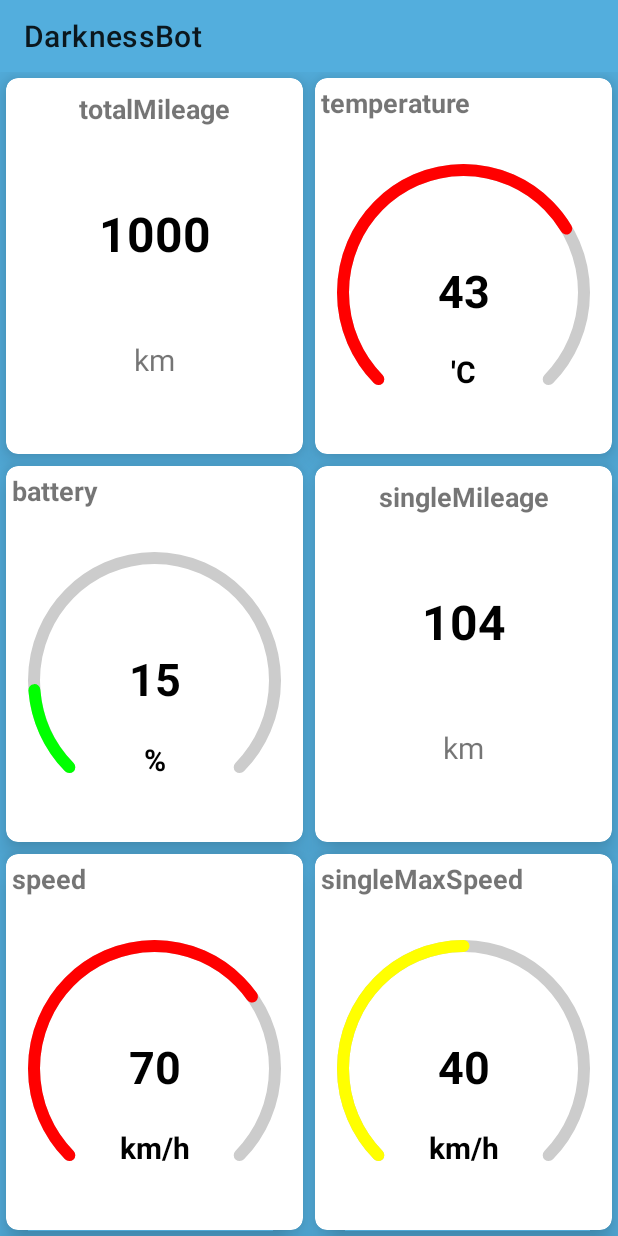
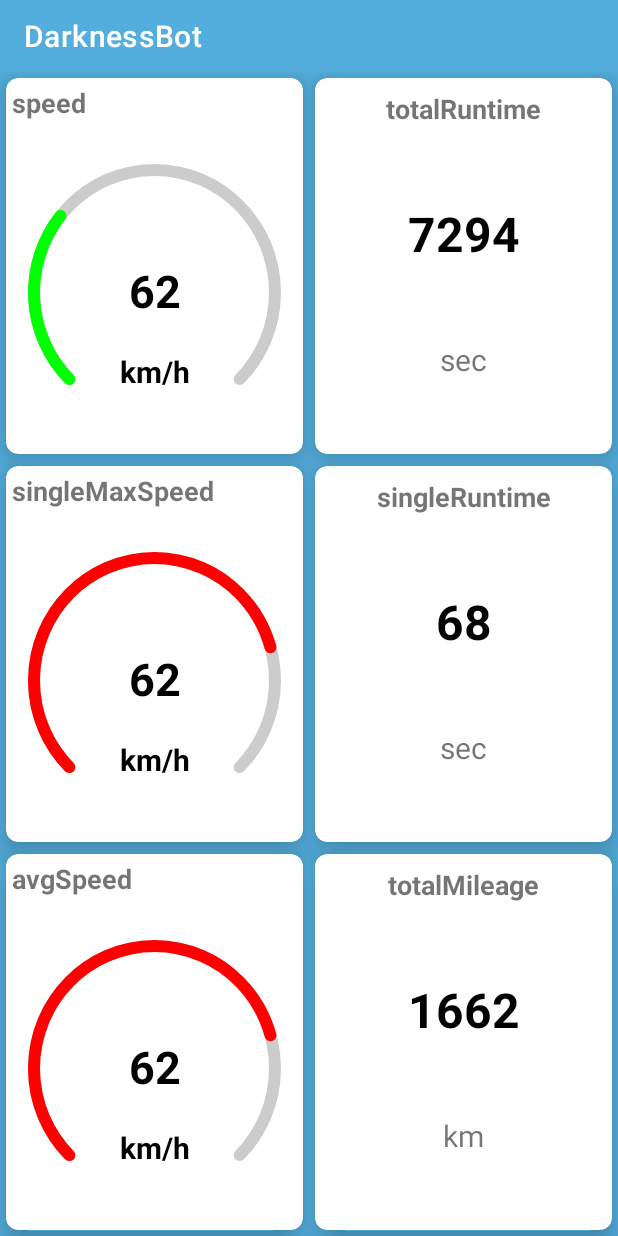
Before and after one commit to cyberfox21/DarknessBot, an Android app: the screen it shows after launch (MainActivity), after a tap on "DEMO", on a phone screen of 412 x 824 dp. Run offline under Robolectric (Android 15) with nearby library versions, the phone set to English and light mode, and no system bars; our stand-ins replace RxJava.

Commit message:
DemoAdapter is working.

```diff
--- /dev/null
+++ b/app/src/main/java/www/androiddarknessbot/dashboard/data/DemoAdapter.kt
@@ -0,0 +1,84 @@
+package www.androiddarknessbot.dashboard.data
+
+import android.util.Log
+import androidx.lifecycle.LiveData
+import androidx.lifecycle.MutableLiveData
+import www.androiddarknessbot.dashboard.domain.CharacteristicType
+import www.androiddarknessbot.dashboard.domain.adapter.BaseAdapter
+import www.androiddarknessbot.dashboard.domain.entity.Characteristic
+import java.util.*
+
+class DemoAdapter : BaseAdapter() {
+
+    private var _characteristicList = MutableLiveData<List<Characteristic>>()
+    private var list: List<Characteristic> = listOf(
+        Characteristic("speed", 56, 200, "km/h", CharacteristicType.Speed),
+        Characteristic("singleMaxSpeed", 40, 80, "km/h", CharacteristicType.SingleMaxSpeed),
+        Characteristic("avgSpeed", 40, 80, "km/h", CharacteristicType.AvgSpeed),
+        Characteristic("totalRuntime", 40, 44584, "sec", CharacteristicType.TotalRuntime),
+        Characteristic("singleRuntime", 40, 454, "sec", CharacteristicType.SingleRuntime),
+        Characteristic("totalMileage", 1000, 2000, "km", CharacteristicType.TotalMileage),
+        Characteristic("singleMileage", 104, 2000, "km", CharacteristicType.SingleMileage),
+        Characteristic("temperature", 43, 60, "'C", CharacteristicType.Temperature),
+        Characteristic("battery", 15, 100, "%", CharacteristicType.Battery),
+        Characteristic("remainingMileage", 15, 100, "km", CharacteristicType.RemainingMileage),
+        Characteristic("power", 15, 100, "watt", CharacteristicType.Power),
+        Characteristic("current", 15, 100, "watt", CharacteristicType.Current),
+        Characteristic("voltage", 15, 100, "V", CharacteristicType.Voltage),
+        Characteristic("pitch", 15, 100, "%", CharacteristicType.Pitch),
+        Characteristic("roll", 15, 100, "%", CharacteristicType.Roll),
+        Characteristic("energy", 15, 100, "%", CharacteristicType.Energy),
+        Characteristic("compass", 15, 100, "", CharacteristicType.Compass),
+        Characteristic("weather", 15, 100, "", CharacteristicType.Weather),
+        Characteristic("beep", 15, 100, "", CharacteristicType.Beep),
+        Characteristic("torch", 15, 100, "", CharacteristicType.Torch),
+        Characteristic("strobe", 15, 100, "", CharacteristicType.Strobe),
+        Characteristic("lights", 15, 100, "", CharacteristicType.Lights),
+        Characteristic("lock", 15, 100, "", CharacteristicType.Lock),
+        Characteristic("turnoff", 15, 100, "", CharacteristicType.TurnOff)
+    )
+
+    private val timer = Timer()
+
+    init {
+        _characteristicList.value = list
+    }
+
+    private fun update() {
+        val random = (0..Int.MAX_VALUE).random()
+        Log.d("DemoAdapter", "timer update random $random")
+        list.forEach { characteristic ->
+            characteristic.value = (random % characteristic.maxValue)
+        }
+        updateLD()
+    }
+
+    override fun getCharacteristics(): LiveData<List<Characteristic>> {
+        startTimer()
+        return _characteristicList
+    }
+
+    private fun updateLD() = _characteristicList.postValue(list)
+
+    private fun startTimer() {
+        val task = object : TimerTask() {
+            override fun run() {
+                update()
+            }
+
+        }
+        timer.scheduleAtFixedRate(task, UPDATE_REQUEST_DELAY, UPDATE_REQUEST_PERIOD)
+        Log.d("DemoAdapter", "timer.start()")
+    }
+
+    fun stopTimer() {
+        timer.cancel()
+        Log.d("DemoAdapter", "timer.cancel()")
+    }
+
+    companion object {
+        const val UPDATE_REQUEST_DELAY = 200.toLong()
+        const val UPDATE_REQUEST_PERIOD = 1000.toLong()
+    }
+
+}
--- a/app/src/main/java/www/androiddarknessbot/dashboard/data/TestAdapter.kt
+++ b/app/src/main/java/www/androiddarknessbot/dashboard/data/TestAdapter.kt
@@ -1,5 +1,7 @@
 package www.androiddarknessbot.dashboard.data
 
+import androidx.lifecycle.LiveData
+import androidx.lifecycle.MutableLiveData
 import www.androiddarknessbot.dashboard.domain.CharacteristicType
 import www.androiddarknessbot.dashboard.domain.adapter.BaseAdapter
 import www.androiddarknessbot.dashboard.domain.entity.Characteristic
@@ -41,7 +43,9 @@ class TestAdapter : BaseAdapter() {
 //        }
 //    }
 
-    override fun getCharacteristics(): List<Characteristic> = listOf(
+    override fun getCharacteristics(): LiveData<List<Characteristic>> {
+
+        val list = listOf(
             Characteristic("totalMileage", 1000, 2000, "km", CharacteristicType.TotalMileage),
             Characteristic("battery", 15, 100, "%", CharacteristicType.Battery),
             Characteristic("speed", 70, 100, "km/h", CharacteristicType.Speed),
@@ -52,4 +56,7 @@ class TestAdapter : BaseAdapter() {
             Characteristic("speed", 56, 200, "km/h", CharacteristicType.Speed),
         )
 
+        return MutableLiveData<List<Characteristic>>().apply { value = list }
     }
+
+}
--- a/app/src/main/java/www/androiddarknessbot/dashboard/domain/CharacteristicType.kt
+++ b/app/src/main/java/www/androiddarknessbot/dashboard/domain/CharacteristicType.kt
@@ -3,27 +3,27 @@ package www.androiddarknessbot.dashboard.domain
 enum class CharacteristicType {
     Speed,
     SingleMaxSpeed,
-//    avgSpeed,
-//    totalRuntime,
-//    singleRuntime,
+    AvgSpeed,
+    TotalRuntime,
+    SingleRuntime,
     TotalMileage,
     SingleMileage,
     Temperature,
     Battery,
-//    remainingMileage,
-//    power,
-//    current,
-//    voltage,
-//    pitch,
-//    roll,
-//    energy,
+    RemainingMileage,
+    Power,
+    Current,
+    Voltage,
+    Pitch,
+    Roll,
+    Energy,
     Compass,
     Weather,
     Beep,
     Torch,
-//    strobe,
+    Strobe,
     Lights,
     Lock,
     TurnOff,
-//    unknown
+    Unknown
 }
--- a/app/src/main/java/www/androiddarknessbot/dashboard/domain/adapter/BaseAdapter.kt
+++ b/app/src/main/java/www/androiddarknessbot/dashboard/domain/adapter/BaseAdapter.kt
@@ -1,7 +1,8 @@
 package www.androiddarknessbot.dashboard.domain.adapter
 
+import androidx.lifecycle.LiveData
 import www.androiddarknessbot.dashboard.domain.entity.Characteristic
 
 abstract class BaseAdapter {
-    abstract fun getCharacteristics(): List<Characteristic>
+    abstract fun getCharacteristics(): LiveData<List<Characteristic>>
 }
--- a/app/src/main/java/www/androiddarknessbot/dashboard/domain/entity/Characteristic.kt
+++ b/app/src/main/java/www/androiddarknessbot/dashboard/domain/entity/Characteristic.kt
@@ -4,7 +4,7 @@ import www.androiddarknessbot.dashboard.domain.CharacteristicType
 
 data class Characteristic(
     val title: String,
-    val value: Int,
+    var value: Int,
     val maxValue: Int,
     val dimension: String,
     val type: CharacteristicType
--- a/app/src/main/java/www/androiddarknessbot/dashboard/domain/usecase/GetCharacteristicsUseCase.kt
+++ b/app/src/main/java/www/androiddarknessbot/dashboard/domain/usecase/GetCharacteristicsUseCase.kt
@@ -1,8 +1,9 @@
 package www.androiddarknessbot.dashboard.domain.usecase
 
+import androidx.lifecycle.LiveData
 import www.androiddarknessbot.dashboard.domain.adapter.BaseAdapter
 import www.androiddarknessbot.dashboard.domain.entity.Characteristic
 
 class GetCharacteristicsUseCase(private val adapter: BaseAdapter) {
-    operator fun invoke(): List<Characteristic> = adapter.getCharacteristics()
+    operator fun invoke(): LiveData<List<Characteristic>> = adapter.getCharacteristics()
 }
--- a/app/src/main/java/www/androiddarknessbot/dashboard/presentation/CharacteristicMapper.kt
+++ b/app/src/main/java/www/androiddarknessbot/dashboard/presentation/CharacteristicMapper.kt
@@ -14,34 +14,40 @@ class CharacteristicMapper {
         characteristics.map { mapToDelegateItem(it) }
 
     private fun mapToDelegateItem(characteristic: Characteristic): DelegateItem {
-        val type = when (characteristic.type) {
+        val type =
+            when (characteristic.type) {
+
                 CharacteristicType.Speed,
                 CharacteristicType.SingleMaxSpeed,
+                CharacteristicType.AvgSpeed,
                 CharacteristicType.Temperature,
-            CharacteristicType.Battery -> DashboardItemType.PROGRESS
-//        CharacteristicType.avgSpeed -> TODO()
-//        CharacteristicType.totalRuntime -> TODO()
-//        CharacteristicType.singleRuntime -> TODO()
+                CharacteristicType.Battery,
+                CharacteristicType.Power,
+                CharacteristicType.Current,
+                CharacteristicType.Voltage -> DashboardItemType.PROGRESS
+
+                CharacteristicType.TotalRuntime,
+                CharacteristicType.SingleRuntime,
+                CharacteristicType.RemainingMileage,
                 CharacteristicType.TotalMileage,
                 CharacteristicType.SingleMileage -> DashboardItemType.TEXT
 
-//        CharacteristicType.remainingMileage -> TODO()
-//        CharacteristicType.power -> TODO()
-//        CharacteristicType.current -> TODO()
-//        CharacteristicType.voltage -> TODO()
-//        CharacteristicType.pitch -> TODO()
-//        CharacteristicType.roll -> TODO()
-//        CharacteristicType.energy -> TODO()
-            CharacteristicType.Compass -> DashboardItemType.IMAGE
-            CharacteristicType.Weather -> DashboardItemType.IMAGE
-            CharacteristicType.Beep -> DashboardItemType.IMAGE
-            CharacteristicType.Torch -> DashboardItemType.IMAGE
-//        CharacteristicType.strobe -> TODO()
-            CharacteristicType.Lights -> DashboardItemType.IMAGE
-            CharacteristicType.Lock -> DashboardItemType.IMAGE
+                CharacteristicType.Pitch,
+                CharacteristicType.Roll,
+                CharacteristicType.Energy,
+                CharacteristicType.Compass,
+                CharacteristicType.Weather,
+                CharacteristicType.Beep,
+                CharacteristicType.Torch,
+                CharacteristicType.Strobe,
+                CharacteristicType.Lights,
+                CharacteristicType.Lock,
                 CharacteristicType.TurnOff -> DashboardItemType.IMAGE
-//        CharacteristicType.unknown -> TODO()
+
+                CharacteristicType.Unknown ->
+                    throw RuntimeException("Unknown characteristic type ${characteristic.type}")
             }
+
         return when (type) {
             DashboardItemType.PROGRESS -> createProgressItem(characteristic)
             DashboardItemType.IMAGE -> createImageItem(characteristic)
@@ -52,8 +58,6 @@ class CharacteristicMapper {
     private fun createProgressItem(characteristic: Characteristic) = ProgressItem(
         id = 0,
         title = characteristic.title,
-        //progress = characteristic.value,
-        //progress = getProgress(characteristic.value, characteristic.maxValue),
         max = characteristic.maxValue,
         value = characteristic.value,
         dimension = characteristic.dimension
@@ -73,17 +77,6 @@ class CharacteristicMapper {
     )
 
     private fun getCharacteristicImageByType(type: CharacteristicType): Int = when (type) {
-        CharacteristicType.Lights -> R.drawable.bluetooth_low
-        else -> R.drawable.bluetooth_low
+        else -> R.drawable.ic_empty
     }
-
-//    private fun getProgress(value: Int, maxValue: Int): Int {
-//        val fraction = (value.toDouble() / maxValue)
-//        val result = (fraction * PERCENT).toInt()
-//        return result
-//    }
-//
-//    companion object {
-//        const val PERCENT = 100
-//    }
 }
--- a/app/src/main/java/www/androiddarknessbot/dashboard/presentation/DashboardFragment.kt
+++ b/app/src/main/java/www/androiddarknessbot/dashboard/presentation/DashboardFragment.kt
@@ -92,6 +92,9 @@ class DashboardFragment : Fragment() {
 
         viewModel.characteristicList.observe(viewLifecycleOwner) { rvAdapter.submitList(it) }
 
+        binding.rvDashboard.itemAnimator?.addDuration = 0
+        binding.rvDashboard.itemAnimator?.changeDuration = 0
+
         binding.rvDashboard.adapter = rvAdapter
         binding.rvDashboard.layoutManager = GridLayoutManager(
             activity?.applicationContext,
--- a/app/src/main/java/www/androiddarknessbot/dashboard/presentation/DashboardViewModel.kt
+++ b/app/src/main/java/www/androiddarknessbot/dashboard/presentation/DashboardViewModel.kt
@@ -1,17 +1,38 @@
 package www.androiddarknessbot.dashboard.presentation
 
+import android.util.Log
+import androidx.lifecycle.LiveData
+import androidx.lifecycle.MediatorLiveData
 import androidx.lifecycle.MutableLiveData
 import androidx.lifecycle.ViewModel
+import www.androiddarknessbot.dashboard.data.DemoAdapter
 import www.androiddarknessbot.dashboard.data.TestAdapter
+import www.androiddarknessbot.dashboard.domain.entity.Characteristic
 import www.androiddarknessbot.dashboard.domain.usecase.GetCharacteristicsUseCase
 import www.androiddarknessbot.dashboard.presentation.recycler.delegate.DelegateItem
 
 class DashboardViewModel : ViewModel() {
-    private var _characteristicList = MutableLiveData<List<DelegateItem>>()
-    val characteristicList get() = _characteristicList
+
+    private val demoAdapter = DemoAdapter()
+
+    private val mapper = CharacteristicMapper()
+
+    private var _characteristicList: LiveData<List<DelegateItem>> = MediatorLiveData<List<DelegateItem>>().apply{
+        addSource(GetCharacteristicsUseCase(demoAdapter).invoke()){ list ->
+            postValue(mapper.mapToDashboardItemType(list))
+            Log.d("DashboardViewModel", "update")
+        }
+    }
+           val characteristicList get() = _characteristicList
 
     fun callDemoAdapter() {
-        _characteristicList.value = CharacteristicMapper()
-            .mapToDashboardItemType(GetCharacteristicsUseCase(TestAdapter()).invoke())
+//        _characteristicList.value = CharacteristicMapper()
+//            .mapToDashboardItemType(GetCharacteristicsUseCase(TestAdapter()).invoke())
+
+    }
+
+    override fun onCleared() {
+        super.onCleared()
+        demoAdapter.stopTimer()
     }
 }
--- a/app/src/main/java/www/androiddarknessbot/dashboard/presentation/recycler/customview/CustomArcProgressbar.kt
+++ b/app/src/main/java/www/androiddarknessbot/dashboard/presentation/recycler/customview/CustomArcProgressbar.kt
@@ -26,7 +26,6 @@ class CustomArcProgressbar @kotlin.jvm.JvmOverloads constructor(
                 value > progressMax -> progressMax
                 else -> value
             }
-            invalidate()
         }
 
     private var _startAngle: Float = DEFAULT_START_ANGLE
@@ -109,9 +108,9 @@ class CustomArcProgressbar @kotlin.jvm.JvmOverloads constructor(
     }
 
     private fun getColorByAngle(arcFinishedAngle: Float): Int = when (arcFinishedAngle) {
-        in 0F..90F -> Color.GREEN
+        in 0F..91F -> Color.GREEN
         in 91F..180F -> Color.YELLOW
-        in 181F..270F -> Color.RED
+        in 180F..270F -> Color.RED
         else -> {
             println("angle $arcFinishedAngle")
             Color.BLACK
--- a/app/src/main/java/www/androiddarknessbot/dashboard/presentation/recycler/item/ProgressItem.kt
+++ b/app/src/main/java/www/androiddarknessbot/dashboard/presentation/recycler/item/ProgressItem.kt
@@ -11,7 +11,7 @@ data class ProgressItem(
     val dimension: String
 ) : DelegateItem {
 
-    override fun id() = id
+    override fun id() = title
 
     override fun content() = value
 }
--- a/app/src/main/java/www/androiddarknessbot/dashboard/presentation/recycler/item/TextItem.kt
+++ b/app/src/main/java/www/androiddarknessbot/dashboard/presentation/recycler/item/TextItem.kt
@@ -9,7 +9,7 @@ data class TextItem(
     val dimension: String
 ) : DelegateItem {
 
-    override fun id() = id
+    override fun id() = title
 
     override fun content() = value
 }
--- a/app/src/main/res/layout/fragment_dashboard.xml
+++ b/app/src/main/res/layout/fragment_dashboard.xml
@@ -12,7 +12,8 @@
         app:layout_constraintEnd_toEndOf="parent"
         app:layout_constraintStart_toStartOf="parent"
         app:layout_constraintTop_toTopOf="parent"
-        app:title="@string/app_name" />
+        app:title="@string/app_name"
+        app:titleTextColor="@color/colorWhite" />
 
     <androidx.recyclerview.widget.RecyclerView
         android:id="@+id/rv_dashboard"
--- a/app/src/main/res/layout/item_dashboard_image.xml
+++ b/app/src/main/res/layout/item_dashboard_image.xml
@@ -6,6 +6,7 @@
     android:layout_width="wrap_content"
     android:layout_height="match_parent"
     android:layout_margin="@dimen/dashboard_card_margin"
+    android:background="@color/colorWhite"
     card_view:cardCornerRadius="8dp"
     card_view:cardElevation="12dp">
 
@@ -31,7 +32,7 @@
             android:layout_height="match_parent"
             android:layout_below="@id/tv_image_description"
             android:layout_marginTop="8dp"
-            android:scaleType="fitCenter"
-            android:contentDescription="@string/functional_button_with_image" />
+            android:contentDescription="@string/functional_button_with_image"
+            android:scaleType="fitCenter" />
     </RelativeLayout>
 </androidx.cardview.widget.CardView>
--- a/app/src/main/res/layout/item_dashboard_progress.xml
+++ b/app/src/main/res/layout/item_dashboard_progress.xml
@@ -6,6 +6,7 @@
     android:layout_width="match_parent"
     android:layout_height="match_parent"
     android:layout_margin="@dimen/dashboard_card_margin"
+    android:background="@color/colorWhite"
     card_view:cardCornerRadius="8dp"
     card_view:cardElevation="12dp">
 
--- a/app/src/main/res/values-night/themes.xml
+++ b/app/src/main/res/values-night/themes.xml
@@ -17,6 +17,9 @@
         <item name="android:navigationBarColor" tools:targetApi="l">@color/colorDarkSkyBlue</item>
         <item name="colorControlHighlight">@color/colorWhite</item>
 
+        <item name="actionMenuTextColor">@color/colorWhite</item>
+        <item name="android:actionMenuTextColor">@color/colorWhite</item>
+
     </style>
 
 
@@ -32,4 +35,8 @@
     <style name="ItemDevice">
         <item name="android:background">@color/colorWhite</item>
     </style>
+
+    <style name="ItemDashboard">
+        <item name="android:background">@color/colorWhite</item>
+    </style>
 </resources>
--- a/app/src/main/res/values/themes.xml
+++ b/app/src/main/res/values/themes.xml
@@ -17,6 +17,9 @@
         <item name="android:navigationBarColor" tools:targetApi="l">@color/colorDarkSkyBlue</item>
         <item name="colorControlHighlight">@color/colorWhite</item>
 
+        <item name="actionMenuTextColor">@color/colorWhite</item>
+        <item name="android:actionMenuTextColor">@color/colorWhite</item>
+
     </style>
 
 
@@ -33,4 +36,9 @@
     <style name="ItemDevice">
         <item name="android:background">@color/colorWhite</item>
     </style>
+
+    <style name="ItemDashboard">
+        <item name="android:background">@color/colorWhite</item>
+        // todo change to tint
+    </style>
 </resources>
```
Lines whose indentation alone changed are shown as unchanged.
